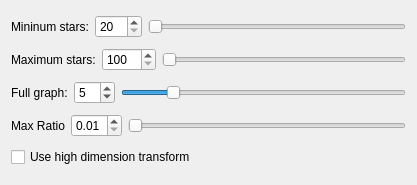
This is src/QtProcessing/QtProcessing/Multi2Multi/starregister.ui in AstroStacking/AstroStack as Qt 5 draws it before an edit. The edited form follows.
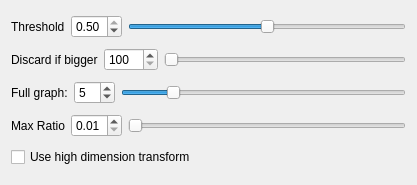
This is the edited form.

Commit message: Change the computation to threshold only and then discard stars that are too big

```diff
--- a/src/QtProcessing/QtProcessing/Multi2Multi/starregister.ui
+++ b/src/QtProcessing/QtProcessing/Multi2Multi/starregister.ui
@@ -31,39 +31,39 @@
      <item>
       <widget class="QLabel" name="label_3">
        <property name="text">
-        <string>Mininum stars:</string>
+        <string>Threshold</string>
        </property>
       </widget>
      </item>
      <item>
       <widget class="QDoubleSpinBox" name="minStars">
        <property name="decimals">
-        <number>0</number>
+        <number>2</number>
        </property>
        <property name="minimum">
-        <double>20.000000000000000</double>
+        <double>0.100000000000000</double>
        </property>
        <property name="maximum">
-        <double>500.000000000000000</double>
+        <double>0.500000000000000</double>
        </property>
        <property name="singleStep">
         <double>1.000000000000000</double>
        </property>
        <property name="value">
-        <double>20.000000000000000</double>
+        <double>0.500000000000000</double>
        </property>
       </widget>
      </item>
      <item>
       <widget class="QSlider" name="minStarsSlider">
        <property name="minimum">
-        <number>20</number>
+        <number>10</number>
        </property>
        <property name="maximum">
-        <number>500</number>
+        <number>90</number>
        </property>
        <property name="value">
-        <number>20</number>
+        <number>50</number>
        </property>
        <property name="orientation">
         <enum>Qt::Horizontal</enum>
@@ -77,7 +77,7 @@
      <item>
       <widget class="QLabel" name="label_4">
        <property name="text">
-        <string>Maximum stars:</string>
+        <string>Discard if bigger</string>
        </property>
       </widget>
      </item>
```
Left out of the diff: 10 changed lines with no effect on the pictures. The commit also changes 7 other files.
